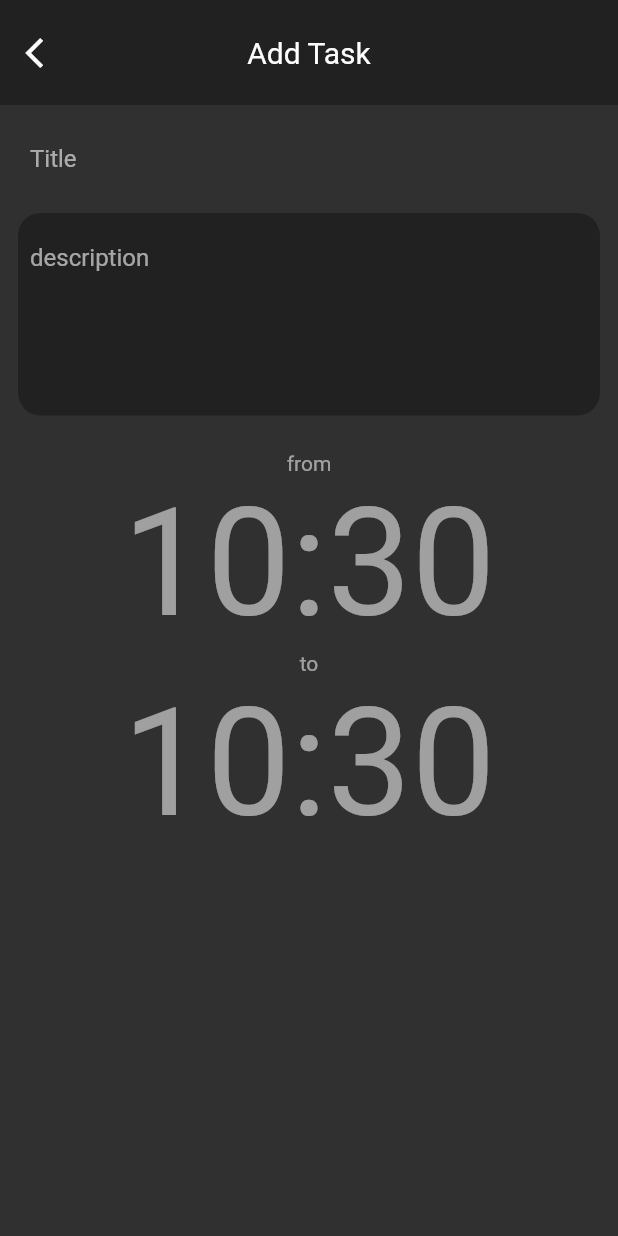
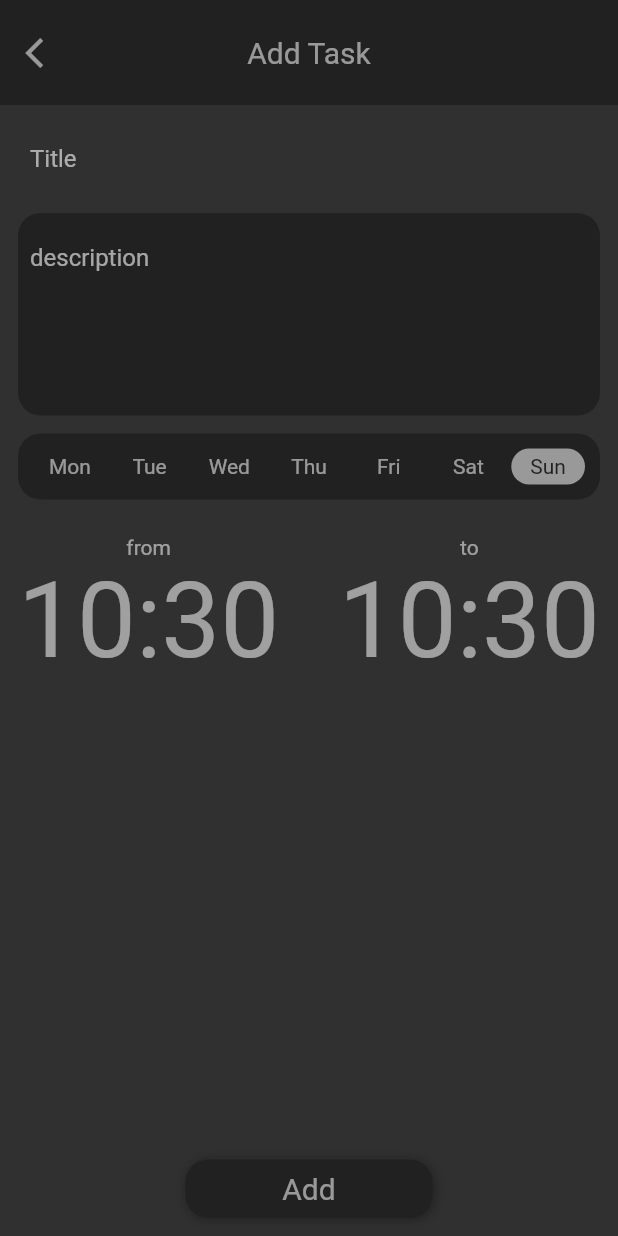
Before and after one commit to krzygrzywygrzy/Schedule_Tasks, a Flutter app: the screen it shows after launch, after a tap on the "add" icon, on a phone screen of 412 x 824 dp. Run offline on Flutter 3.47's test engine with Material 2 defaults, Android fonts, the phone set to English and light mode, and no system bars; our stand-ins replace bloc, equatable, flutter_bloc, shared_preferences.

Commit message:
AddScreen update

```diff
--- a/lib/const.dart
+++ b/lib/const.dart
@@ -7,3 +7,13 @@ List<String> weekDays = [
   "Saturday",
   "Sunday",
 ];
+
+List<String> weekDaysShort = [
+  "Mon",
+  "Tue",
+  "Wed",
+  "Thu",
+  "Fri",
+  "Sat",
+  "Sun",
+];
--- a/lib/main.dart
+++ b/lib/main.dart
@@ -14,11 +14,10 @@ class MyApp extends StatelessWidget {
       debugShowCheckedModeBanner: false,
       title: 'Schedule Task',
       theme: ThemeData.dark().copyWith(
-        //primaryColor: Colors.red,
-        accentColor: Colors.red,
-        textSelectionHandleColor: Colors.red,
+        accentColor: Colors.white54,
+        textSelectionHandleColor: Colors.white54,
         colorScheme: ColorScheme.dark().copyWith(
-          primary: Colors.red,
+          primary: Colors.white54,
         ),
       ),
       home: BlocProvider<TaskBloc>(
--- a/lib/task_screen/add_task_screen.dart
+++ b/lib/task_screen/add_task_screen.dart
@@ -1,6 +1,8 @@
 import 'package:flutter/cupertino.dart';
 import 'package:flutter/material.dart';
 import 'package:flutter_bloc/flutter_bloc.dart';
+import 'package:schedule_tasks/const.dart';
+import 'package:schedule_tasks/widgets/day_button.dart';
 import 'package:schedule_tasks/widgets/time_picker.dart';
 import 'bloc/task_bloc.dart';
 
@@ -15,9 +17,33 @@ class _AddTaskScreenState extends State<AddTaskScreen> {
   TimeOfDay beginTime = TimeOfDay.now();
   TimeOfDay endTime = TimeOfDay.now();
 
+  List<bool> selected = [false, false, false, false, false, false, true];
+
+  List<Widget> _buildDayPicker() {
+    List<Widget> list = [];
+    for (int i = 0; i <= weekDaysShort.length - 1; i++) {
+      list.add(
+        Expanded(
+          child: DayButton(
+            label: weekDaysShort[i],
+            selected: selected[i],
+            toogle: () {
+              //TODO: implement
+            },
+          ),
+        ),
+      );
+    }
+    return list;
+  }
+
   @override
   Widget build(BuildContext context) {
-    return SingleChildScrollView(
+    return Container(
+      height: MediaQuery.of(context).size.height,
+      child: Stack(
+        children: [
+          SingleChildScrollView(
             child: Container(
               child: Column(
                 children: [
@@ -39,11 +65,15 @@ class _AddTaskScreenState extends State<AddTaskScreen> {
                           alignment: Alignment.centerLeft,
                           child: GestureDetector(
                             onTap: () {
-                        BlocProvider.of<TaskBloc>(context).add(LoadAllTasks());
+                              BlocProvider.of<TaskBloc>(context)
+                                  .add(LoadAllTasks());
                             },
                             child: Padding(
                               padding: const EdgeInsets.all(17.0),
-                        child: Icon(Icons.arrow_back_ios),
+                              child: Icon(
+                                Icons.arrow_back_ios,
+                                color: Colors.white54,
+                              ),
                             ),
                           ),
                         ),
@@ -57,9 +87,11 @@ class _AddTaskScreenState extends State<AddTaskScreen> {
                     padding: const EdgeInsets.all(12.0),
                     child: Column(
                       children: [
+                        //INPUT TITLE
                         Container(
                           child: Padding(
-                      padding: const EdgeInsets.symmetric(horizontal: 8.0),
+                            padding:
+                                const EdgeInsets.symmetric(horizontal: 8.0),
                             child: TextField(
                               cursorColor: Theme.of(context).accentColor,
                               onChanged: (value) {
@@ -75,6 +107,8 @@ class _AddTaskScreenState extends State<AddTaskScreen> {
                         SizedBox(
                           height: 12,
                         ),
+
+                        //INPUT DESCRIPTION
                         Container(
                           decoration: BoxDecoration(
                             color: Theme.of(context).primaryColor,
@@ -85,7 +119,7 @@ class _AddTaskScreenState extends State<AddTaskScreen> {
                             child: TextField(
                               cursorColor: Theme.of(context).accentColor,
                               minLines: 5,
-                        maxLines: 5,
+                              maxLines: 12,
                               onChanged: (value) {
                                 description = value;
                               },
@@ -97,8 +131,31 @@ class _AddTaskScreenState extends State<AddTaskScreen> {
                           ),
                         ),
                         SizedBox(
+                          height: 12,
+                        ),
+
+                        //DAYS PICKER
+                        Container(
+                          decoration: BoxDecoration(
+                            color: Theme.of(context).primaryColor,
+                            borderRadius: BorderRadius.circular(15),
+                          ),
+                          child: Padding(
+                            padding: const EdgeInsets.all(8.0),
+                            child: Row(
+                              mainAxisAlignment: MainAxisAlignment.spaceAround,
+                              children: _buildDayPicker(),
+                            ),
+                          ),
+                        ),
+                        SizedBox(
                           height: 24,
                         ),
+
+                        //TIME PICKERS
+                        Row(
+                          mainAxisAlignment: MainAxisAlignment.spaceBetween,
+                          children: [
                             TimePicker(
                               time: beginTime,
                               label: "from",
@@ -119,10 +176,54 @@ class _AddTaskScreenState extends State<AddTaskScreen> {
                             ),
                           ],
                         ),
+                        SizedBox(
+                          height: 12,
                         ),
                       ],
                     ),
                   ),
+                ],
+              ),
+            ),
+          ),
+
+          //SAVE BUTTON
+          Align(
+            alignment: Alignment.bottomCenter,
+            child: Padding(
+              padding: const EdgeInsets.all(12.0),
+              child: GestureDetector(
+                onTap: () {},
+                child: Container(
+                  width: MediaQuery.of(context).size.width * 0.4,
+                  decoration: BoxDecoration(
+                    color: Theme.of(context).primaryColor,
+                    borderRadius: BorderRadius.circular(15),
+                    boxShadow: [
+                      BoxShadow(
+                        offset: Offset(1, 1),
+                        spreadRadius: 0.4,
+                        blurRadius: 6,
+                        color: Theme.of(context).primaryColor,
+                      ),
+                    ],
+                  ),
+                  child: Padding(
+                    padding: const EdgeInsets.all(8.0),
+                    child: Text(
+                      "Add",
+                      textAlign: TextAlign.center,
+                      style: TextStyle(
+                        fontSize: 20,
+                      ),
+                    ),
+                  ),
+                ),
+              ),
+            ),
+          ),
+        ],
+      ),
     );
   }
 }
--- a/lib/task_screen/task_screen.dart
+++ b/lib/task_screen/task_screen.dart
@@ -17,6 +17,8 @@ class _TaskScreenState extends State<TaskScreen> {
   Widget build(BuildContext context) {
     return Scaffold(
       body: SafeArea(
+        child: DefaultTextStyle(
+          style: TextStyle(color: Colors.white54),
           child: BlocBuilder<TaskBloc, TaskState>(
             builder: (context, state) {
               if (state is TaskLoading) {
@@ -25,10 +27,11 @@ class _TaskScreenState extends State<TaskScreen> {
                 return loaded(state.tasks, state.date);
               } else if (state is AddScreen) {
                 return AddTaskScreen();
-            } else if (state is EmptyScreen) {
+              } else {
                 return empty();
               }
             },
+          ),
         ),
       ),
     );
@@ -77,7 +80,6 @@ class _TaskScreenState extends State<TaskScreen> {
                         child: Text(
                           "There is nothing here yet...",
                           style: TextStyle(
-                            color: Colors.white54,
                             fontSize: 16,
                           ),
                         ),
@@ -105,20 +107,9 @@ class _TaskScreenState extends State<TaskScreen> {
     return Container(
       width: MediaQuery.of(context).size.width,
       height: MediaQuery.of(context).size.height,
-      child: Stack(
-        children: [
-          Align(
+      child: Align(
         alignment: Alignment.center,
         child: Text("There was an error!"),
-          ),
-          Positioned(
-            bottom: 12,
-            right: 12,
-            child: FloatingButton(
-              context: context,
-            ),
-          ),
-        ],
       ),
     );
   }
--- /dev/null
+++ b/lib/widgets/day_button.dart
@@ -0,0 +1,41 @@
+import 'package:flutter/material.dart';
+
+class DayButton extends StatelessWidget {
+  const DayButton({
+    Key key,
+    this.label,
+    this.selected,
+    this.toogle,
+  }) : super(key: key);
+
+  final String label;
+  final bool selected;
+  final Function toogle;
+
+  @override
+  Widget build(BuildContext context) {
+    return Padding(
+      padding: const EdgeInsets.all(2),
+      child: GestureDetector(
+        onTap: toogle(),
+        child: Container(
+          decoration: BoxDecoration(
+            borderRadius: BorderRadius.circular(15),
+            color: selected ? Colors.white54 : Theme.of(context).primaryColor,
+          ),
+          child: Padding(
+            padding: const EdgeInsets.symmetric(vertical: 4),
+            child: Text(
+              "$label",
+              textAlign: TextAlign.center,
+              style: TextStyle(
+                color:
+                    selected ? Theme.of(context).primaryColor : Colors.white54,
+              ),
+            ),
+          ),
+        ),
+      ),
+    );
+  }
+}
--- a/lib/widgets/floating_action_button.dart
+++ b/lib/widgets/floating_action_button.dart
@@ -29,7 +29,10 @@ class FloatingButton extends StatelessWidget {
             ]),
         child: Padding(
           padding: const EdgeInsets.all(18.0),
-          child: Icon(Icons.add),
+          child: Icon(
+            Icons.add,
+            color: Colors.white54,
+          ),
         ),
       ),
     );
--- a/lib/widgets/time_picker.dart
+++ b/lib/widgets/time_picker.dart
@@ -18,7 +18,6 @@ class TimePicker extends StatelessWidget {
       children: [
         Text(
           "$label",
-          style: TextStyle(color: Colors.white54),
         ),
         Container(
           child: GestureDetector(
@@ -29,7 +28,7 @@ class TimePicker extends StatelessWidget {
             },
             child: Text(
               "${_formatTime(time.hour)}:${_formatTime(time.minute)}",
-              style: TextStyle(color: Colors.white54, fontSize: 100),
+              style: TextStyle(fontSize: 70),
             ),
           ),
         ),
```
Lines whose indentation alone changed are shown as unchanged.
